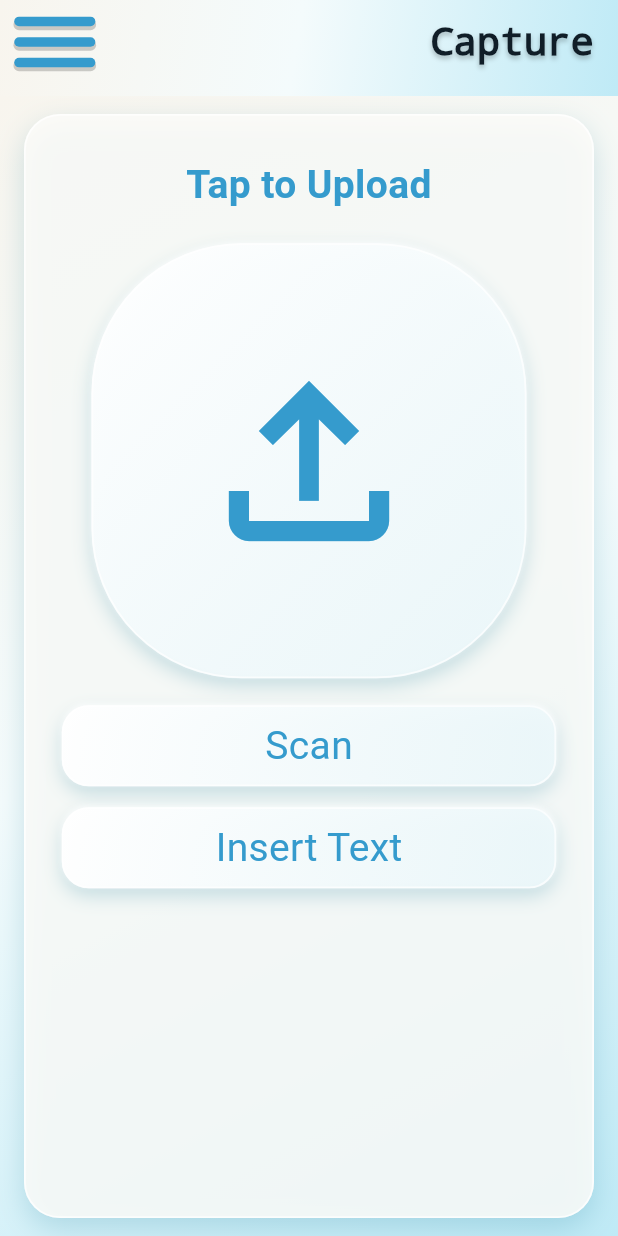
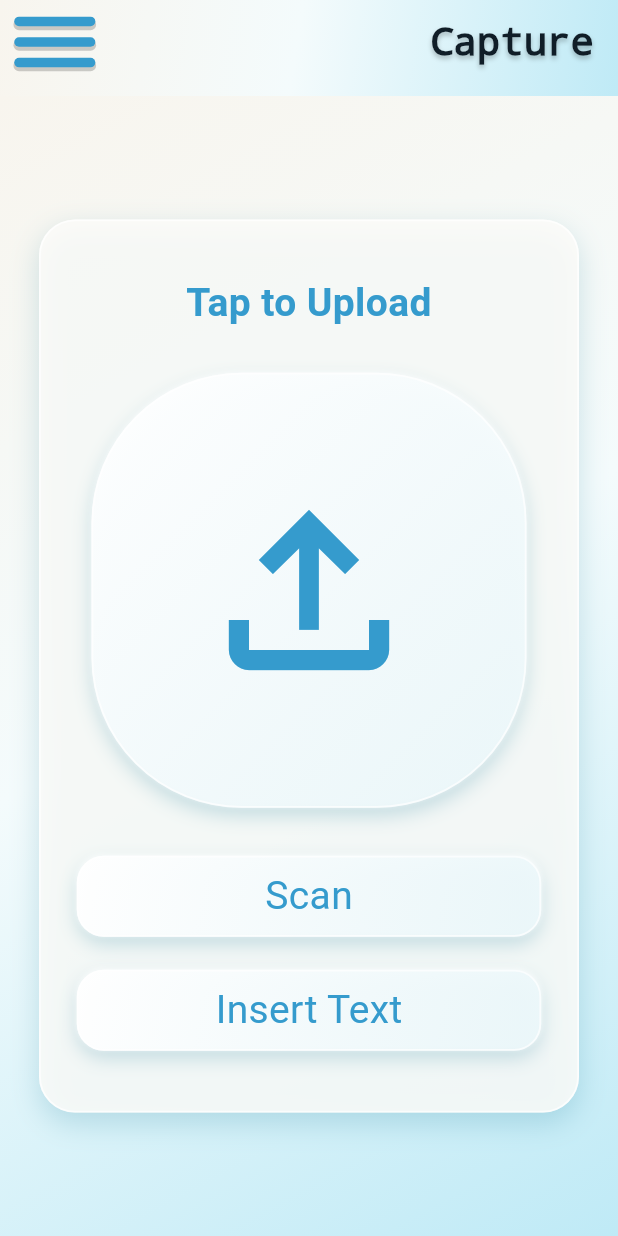
Before and after one commit to Shiv05-code/PhishNet, a Flutter app: the CaptureScreen screen opened directly, on a phone screen of 412 x 824 dp. Run offline on Flutter 3.47's test engine with Material 3 defaults, Android fonts, the phone set to English and light mode, and no system bars; our stand-ins replace cloud_firestore, cloud_functions, firebase_auth, firebase_core, image_picker, in_app_purchase and 1 more; missing offline and left inert: google_mlkit_text_recognition; accounts and stored records are empty; Roboto replaces fonts that are missing (SFProText); statements that could not run were skipped.

Commit message:
Refine capture page layout and elements

```diff
--- a/lib/screens/capture_screen.dart
+++ b/lib/screens/capture_screen.dart
@@ -10,7 +10,6 @@ import '../widgets/figma_gradient_background.dart';
 import '../widgets/figma_glass_button.dart';
 import 'results_screen.dart';
 import '../widgets/auth_widgets.dart';
-import '../models/scan_result.dart';
 import '../services/scan_service.dart';
 
 class CaptureScreen extends StatefulWidget {
@@ -30,7 +29,6 @@ class _CaptureScreenState extends State<CaptureScreen> {
 
   bool _isReadingText = false;
   bool _isTextMode = false;
-  bool _isScanning = false;
 
   @override
   void dispose() {
@@ -64,13 +62,7 @@ class _CaptureScreenState extends State<CaptureScreen> {
         return;
       }
 
-      setState(() {
-        _isTextMode = true;
-        _textController.text = extractedText;
-        _textController.selection = TextSelection.fromPosition(
-          TextPosition(offset: extractedText.length),
-        );
-      });
+      await _submitText(extractedText);
 
       _textFocusNode.requestFocus();
     } catch (_) {
@@ -100,6 +92,16 @@ class _CaptureScreenState extends State<CaptureScreen> {
     });
   }
 
+  void _closeTextInput() {
+    _textFocusNode.unfocus();
+
+    if (mounted) {
+      setState(() {
+        _isTextMode = false;
+      });
+    }
+  }
+
   Future<void> _submitTypedText() async {
     await _submitText(_textController.text);
   }
@@ -121,20 +123,17 @@ class _CaptureScreenState extends State<CaptureScreen> {
 
     if (!mounted) return;
 
-    setState(() => _isScanning = true);
-    try {
-      final ScanResult result = await _scanService.analyzeMessage(text);
-      if (!mounted) return;
+    final analysis = _scanService.analyzeMessage(text);
+
     Navigator.of(context).push(
       slideRoute(
-          ResultsScreen(isGuest: widget.isGuest, message: text, result: result),
+        ResultsScreen(
+          isGuest: widget.isGuest,
+          message: text,
+          analysis: analysis,
+        ),
       ),
     );
-    } on ScanException catch (e) {
-      if (mounted) _showMessage(e.message);
-    } finally {
-      if (mounted) setState(() => _isScanning = false);
-    }
   }
 
   void _showMessage(String message) {
@@ -155,14 +154,14 @@ class _CaptureScreenState extends State<CaptureScreen> {
           child: LayoutBuilder(
             builder: (context, constraints) {
               return SingleChildScrollView(
+                child: ConstrainedBox(
+                  constraints: BoxConstraints(minHeight: constraints.maxHeight),
                   child: Center(
                     child: Container(
                       width: double.infinity,
-                    constraints: BoxConstraints(
-                      maxWidth: 520,
-                      minHeight: constraints.maxHeight,
-                    ),
-                    padding: const EdgeInsets.fromLTRB(24, 28, 24, 30),
+                      constraints: const BoxConstraints(maxWidth: 360),
+
+                      padding: const EdgeInsets.fromLTRB(24, 36, 24, 40),
                       decoration: BoxDecoration(
                         color: const Color(0xD9FDFCF9),
                         borderRadius: BorderRadius.circular(24),
@@ -182,6 +181,7 @@ class _CaptureScreenState extends State<CaptureScreen> {
                         duration: const Duration(milliseconds: 350),
                         curve: Curves.easeInOut,
                         child: Column(
+                          mainAxisSize: MainAxisSize.min,
                           children: [
                             Text(
                               _isTextMode ? 'Insert Text' : 'Tap to Upload',
@@ -193,40 +193,16 @@ class _CaptureScreenState extends State<CaptureScreen> {
                                 color: AppColors.primaryBlue,
                               ),
                             ),
-                          const SizedBox(height: 20),
+                            const SizedBox(height: 28),
 
-                          // Upload comes first.
-                          AnimatedSwitcher(
-                            duration: const Duration(milliseconds: 300),
-                            child: _isTextMode
-                                ? FigmaGlassButton(
-                                    key: const ValueKey('compact-upload'),
-                                    width: double.infinity,
-                                    height: 54,
-                                    semanticLabel: 'Upload image',
+                            //Upload comes first and keeps the upload icon.
+                            FigmaGlassUploadButton(
                               onPressed: _isReadingText
                                   ? () {}
-                                        : () =>
-                                              _chooseImage(ImageSource.gallery),
-                                    child: const Text(
-                                      'Upload Image',
-                                      style: TextStyle(
-                                        fontFamily: 'SFProText',
-                                        fontSize: AppTypography.heading,
-                                        color: AppColors.primaryBlue,
-                                      ),
-                                    ),
-                                  )
-                                : FigmaGlassUploadButton(
-                                    key: const ValueKey('large-upload'),
-                                    onPressed: _isReadingText
-                                        ? () {}
-                                        : () =>
-                                              _chooseImage(ImageSource.gallery),
-                                  ),
+                                  : () => _chooseImage(ImageSource.gallery),
                             ),
 
-                          const SizedBox(height: 18),
+                            const SizedBox(height: 32),
 
                             // Scan comes second.
                             FigmaGlassButton(
@@ -246,7 +222,7 @@ class _CaptureScreenState extends State<CaptureScreen> {
                               ),
                             ),
 
-                          const SizedBox(height: 14),
+                            const SizedBox(height: 22),
 
                             // Insert Text stays third.
                             FigmaGlassButton(
@@ -276,27 +252,13 @@ class _CaptureScreenState extends State<CaptureScreen> {
                                 keyboardType: TextInputType.multiline,
                                 textInputAction: TextInputAction.done,
                                 onSubmitted: (_) => _submitTypedText(),
-                              onTapOutside: (_) => _textFocusNode.unfocus(),
+                                onTapOutside: (_) => _closeTextInput(),
                                 decoration: const InputDecoration(
-                                hintText: 'Type or paste a suspicious message',
+                                  hintText:
+                                      'Type or paste a suspicious message',
                                   border: OutlineInputBorder(),
                                   filled: true,
                                   fillColor: Colors.white70,
-                              ),
-                            ),
-                            const SizedBox(height: 14),
-                            FigmaGlassButton(
-                              width: double.infinity,
-                              height: 54,
-                              semanticLabel: 'Check message',
-                              onPressed: _isScanning ? () {} : _submitTypedText,
-                              child: const Text(
-                                'Check Message',
-                                style: TextStyle(
-                                  fontFamily: 'SFProText',
-                                  fontSize: AppTypography.heading,
-                                  color: AppColors.primaryBlue,
-                                ),
                                 ),
                               ),
                             ],
@@ -307,14 +269,8 @@ class _CaptureScreenState extends State<CaptureScreen> {
                               const SizedBox(height: 8),
                               const Text('Reading text from image...'),
                             ],
-
-                          if (_isScanning) ...[
-                            const SizedBox(height: 16),
-                            const CircularProgressIndicator(),
-                            const SizedBox(height: 8),
-                            const Text('Checking message...'),
                           ],
-                        ],
+                        ),
                       ),
                     ),
                   ),
```
Lines whose indentation alone changed are shown as unchanged.
